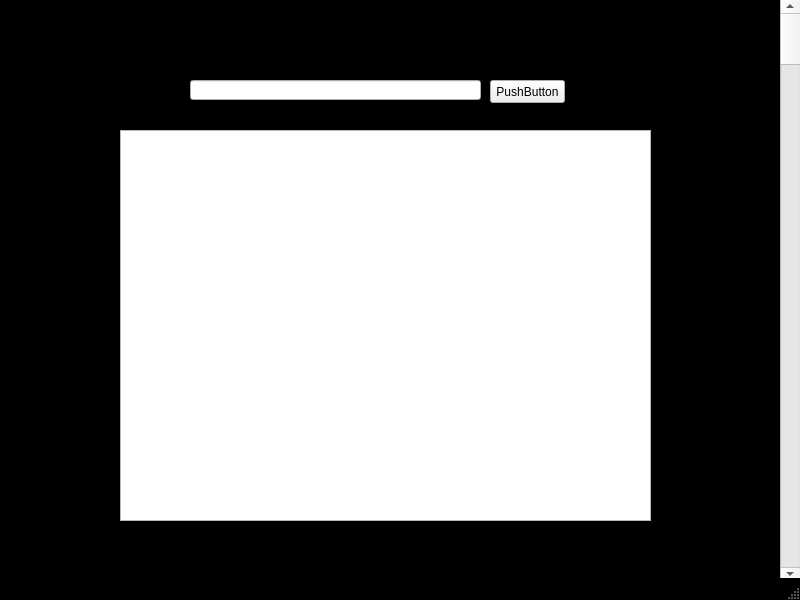
This is src/view/main.ui in masonadams17/Cloud3-final as Qt 5 draws it before an edit. The edited form follows.
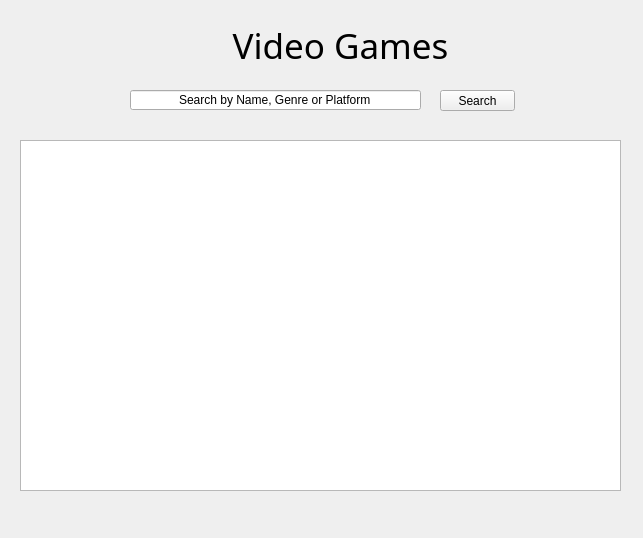
This is the edited form.

Commit message: added individual game screen

What changed in the file:
```diff
--- a/src/view/main.ui
+++ b/src/view/main.ui
@@ -1,29 +1,33 @@
 <?xml version="1.0" encoding="UTF-8"?>
 <ui version="4.0">
- <class>MainWindow</class>
- <widget class="QMainWindow" name="MainWindow">
+ <class>Form</class>
+ <widget class="QWidget" name="Form">
   <property name="geometry">
    <rect>
     <x>0</x>
     <y>0</y>
-    <width>800</width>
-    <height>600</height>
+    <width>643</width>
+    <height>538</height>
    </rect>
   </property>
   <property name="windowTitle">
    <string>MainWindow</string>
   </property>
-  <property name="styleSheet">
-   <string notr="true">.QMainWindow {
-	background-color: rgb(0, 0, 0)
-}</string>
-  </property>
-  <widget class="QWidget" name="centralwidget">
+  <widget class="QListWidget" name="listWidget">
+   <property name="geometry">
+    <rect>
+     <x>20</x>
+     <y>140</y>
+     <width>601</width>
+     <height>351</height>
+    </rect>
+   </property>
+  </widget>
    <widget class="QLabel" name="label">
     <property name="geometry">
      <rect>
-      <x>240</x>
-      <y>0</y>
+     <x>200</x>
+     <y>10</y>
       <width>281</width>
       <height>71</height>
      </rect>
@@ -44,64 +48,35 @@
      <set>Qt::AlignCenter</set>
     </property>
    </widget>
-   <widget class="QTableWidget" name="tableWidget">
-    <property name="geometry">
-     <rect>
-      <x>120</x>
-      <y>130</y>
-      <width>531</width>
-      <height>391</height>
-     </rect>
-    </property>
-   </widget>
-   <widget class="QScrollBar" name="verticalScrollBar">
-    <property name="geometry">
-     <rect>
-      <x>780</x>
-      <y>0</y>
-      <width>20</width>
-      <height>581</height>
-     </rect>
-    </property>
-    <property name="orientation">
-     <enum>Qt::Vertical</enum>
-    </property>
-   </widget>
    <widget class="QLineEdit" name="searchBar">
     <property name="geometry">
      <rect>
-      <x>190</x>
-      <y>80</y>
+     <x>130</x>
+     <y>90</y>
       <width>291</width>
       <height>20</height>
      </rect>
     </property>
+   <property name="text">
+    <string>Search by Name, Genre or Platform</string>
+   </property>
+   <property name="alignment">
+    <set>Qt::AlignCenter</set>
+   </property>
    </widget>
    <widget class="QPushButton" name="searchButton">
     <property name="geometry">
      <rect>
-      <x>490</x>
-      <y>80</y>
+     <x>440</x>
+     <y>90</y>
       <width>75</width>
-      <height>23</height>
-     </rect>
-    </property>
-    <property name="text">
-     <string>PushButton</string>
-    </property>
-   </widget>
-  </widget>
-  <widget class="QMenuBar" name="menubar">
-   <property name="geometry">
-    <rect>
-     <x>0</x>
-     <y>0</y>
-     <width>800</width>
      <height>21</height>
     </rect>
    </property>
+   <property name="text">
+    <string>Search</string>
+   </property>
   </widget>
-  <widget class="QStatusBar" name="statusbar"/>
  </widget>
  <resources/>
  <connections/>
```
Left out of the diff: 2 changed lines with no effect on the pictures. Lines whose indentation alone changed are shown as unchanged. The commit also changes 4 other files.
